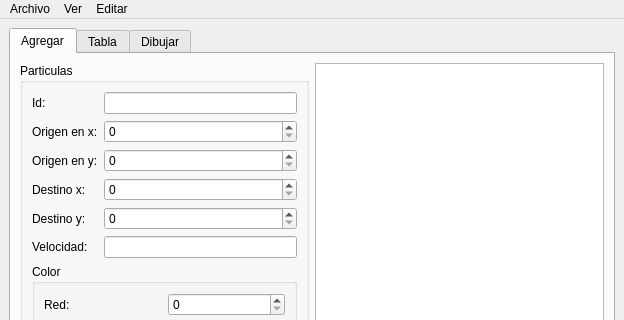
Perer876/particulas, file mainwindow.ui: the form before one commit; both pictures show x 0 to 624 and y 0 to 320 of the 624 by 526 pixel window.
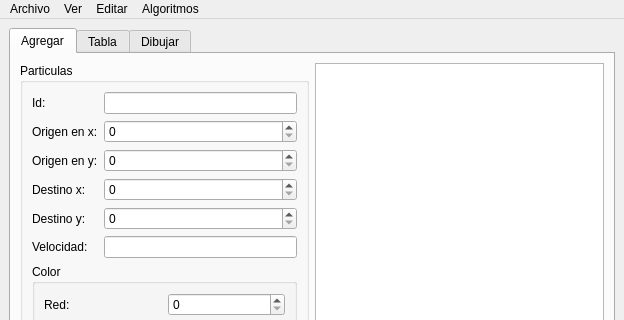
The form after the commit.

Commit message: Agregada la opcion de recorrido en la interfaz

```diff
--- a/mainwindow.ui
+++ b/mainwindow.ui
@@ -285,9 +285,16 @@
     </property>
     <addaction name="actionGrafo"/>
    </widget>
+   <widget class="QMenu" name="menuAlgoritmos">
+    <property name="title">
+     <string>Algoritmos</string>
+    </property>
+    <addaction name="actionRecorrido_Profundidad_Amplitud"/>
+   </widget>
    <addaction name="menuArchivo"/>
    <addaction name="menuVer"/>
    <addaction name="menuOrdenar"/>
+   <addaction name="menuAlgoritmos"/>
   </widget>
   <widget class="QStatusBar" name="statusbar"/>
   <action name="actionAbrir">
```
Left out of the diff: 25 changed lines with no effect on the pictures. The commit also changes 2 other files.
